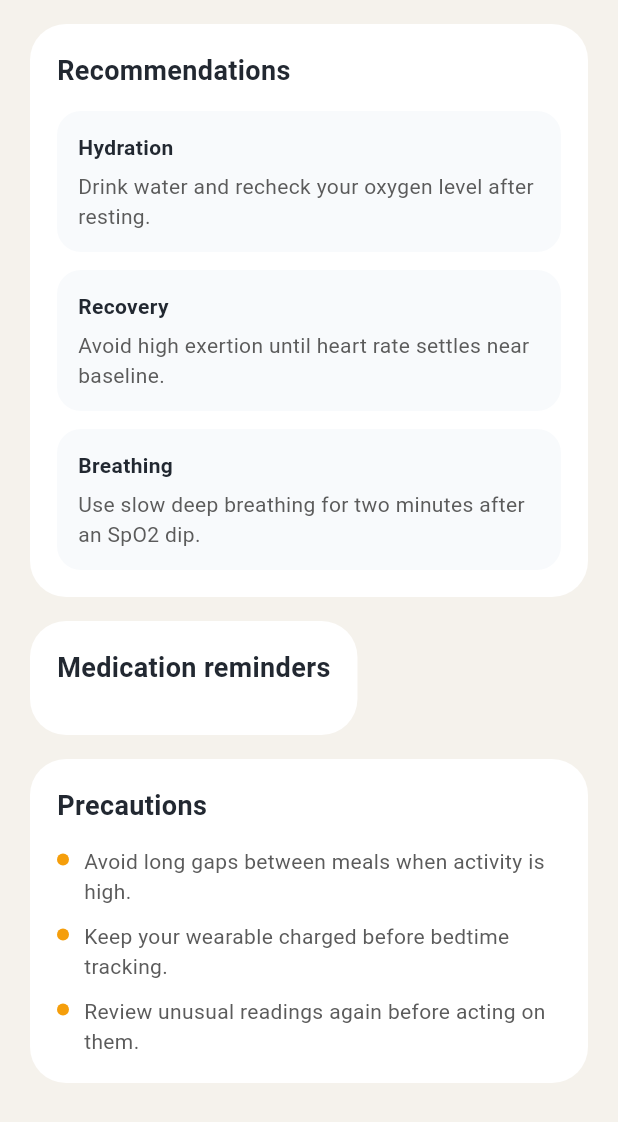
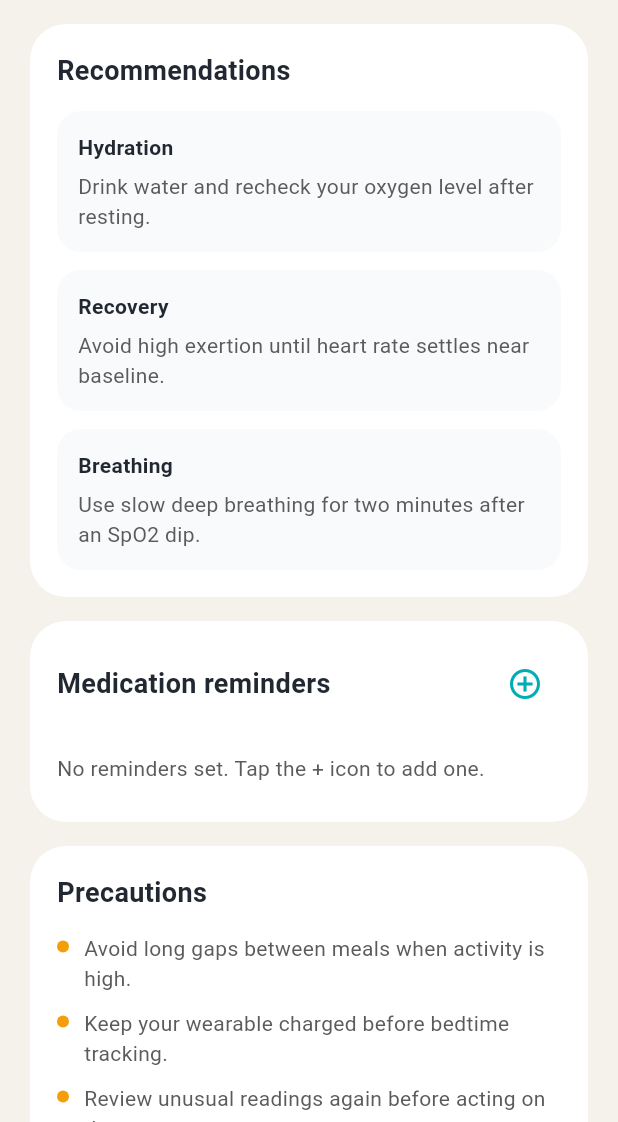
Before and after one commit to Annuuurag/health-monitor-app, a Flutter app: the CareScreen screen opened directly with empty values, on a phone screen of 412 x 824 dp, the part 114-1236 px from its top. Run offline on Flutter 3.47's test engine with Material 3 defaults, Android fonts, the phone set to English and light mode, and no system bars; our stand-ins replace flutter_local_notifications, flutter_timezone, shared_preferences, timezone; accounts and stored records are empty.

Commit message:
fixed some minor issues

```diff
--- a/lib/presentation/screens/care_screen.dart
+++ b/lib/presentation/screens/care_screen.dart
@@ -4,6 +4,7 @@ import '../../app/state/app_controller.dart';
 import '../../core/app_colors.dart';
 import '../../core/utils/formatters.dart';
 import '../../core/widgets/screen_scaffold.dart';
+import '../widgets/reminder_dialog.dart';
 
 class CareScreen extends StatelessWidget {
   const CareScreen({super.key, required this.controller});
@@ -53,14 +54,41 @@ class CareScreen extends StatelessWidget {
           const SizedBox(height: 16),
           _SectionCard(
             title: 'Medication reminders',
-            child: Column(
+            trailing: IconButton(
+              padding: EdgeInsets.zero,
+              constraints: const BoxConstraints(),
+              icon: const Icon(Icons.add_circle_outline, color: AppColors.teal),
+              onPressed: () async {
+                final newReminder = await ReminderDialog.show(context);
+                if (newReminder != null) {
+                  controller.addReminder(newReminder);
+                }
+              },
+            ),
+            child: controller.reminders.isEmpty
+                ? Padding(
+                    padding: const EdgeInsets.symmetric(vertical: 8.0),
+                    child: Text(
+                      'No reminders set. Tap the + icon to add one.',
+                      style: TextStyle(color: AppColors.secondaryText(context)),
+                    ),
+                  )
+                : Column(
                     children: controller.reminders
                         .map(
-                    (reminder) => SwitchListTile(
+                          (reminder) => Dismissible(
+                            key: ValueKey(reminder.id),
+                            direction: DismissDirection.endToStart,
+                            background: Container(
+                              alignment: Alignment.centerRight,
+                              padding: const EdgeInsets.only(right: 20),
+                              color: Colors.red.shade400,
+                              child: const Icon(Icons.delete, color: Colors.white),
+                            ),
+                            onDismissed: (_) =>
+                                controller.removeReminder(reminder.id),
+                            child: ListTile(
                               contentPadding: EdgeInsets.zero,
-                      value: reminder.enabled,
-                      onChanged: (value) =>
-                          controller.toggleReminder(reminder.id, value),
                               title: Text(
                                 reminder.title,
                                 style: TextStyle(color: AppColors.primaryText(context)),
@@ -70,6 +98,22 @@ class CareScreen extends StatelessWidget {
                                 style: TextStyle(
                                   color: AppColors.secondaryText(context),
                                 ),
+                              ),
+                              trailing: Switch(
+                                value: reminder.enabled,
+                                onChanged: (value) =>
+                                    controller.toggleReminder(reminder.id, value),
+                                activeThumbColor: AppColors.teal,
+                              ),
+                              onTap: () async {
+                                final updated = await ReminderDialog.show(
+                                  context,
+                                  reminder: reminder,
+                                );
+                                if (updated != null) {
+                                  controller.updateReminder(updated);
+                                }
+                              },
                             ),
                           ),
                         )
@@ -138,10 +182,11 @@ class _RecommendationTile extends StatelessWidget {
 }
 
 class _SectionCard extends StatelessWidget {
-  const _SectionCard({required this.title, required this.child});
+  const _SectionCard({required this.title, required this.child, this.trailing});
 
   final String title;
   final Widget child;
+  final Widget? trailing;
 
   @override
   Widget build(BuildContext context) {
@@ -154,6 +199,9 @@ class _SectionCard extends StatelessWidget {
       child: Column(
         crossAxisAlignment: CrossAxisAlignment.start,
         children: [
+          Row(
+            mainAxisAlignment: MainAxisAlignment.spaceBetween,
+            children: [
               Text(
                 title,
                 style: TextStyle(
@@ -161,6 +209,9 @@ class _SectionCard extends StatelessWidget {
                   fontSize: 18,
                   fontWeight: FontWeight.w600,
                 ),
+              ),
+              ?trailing,
+            ],
           ),
           const SizedBox(height: 14),
           child,
--- a/lib/presentation/screens/dashboard_screen.dart
+++ b/lib/presentation/screens/dashboard_screen.dart
@@ -265,6 +265,7 @@ class _AlertTile extends StatelessWidget {
         : const Color(0xFFF1F5F9);
 
     return Container(
+      width: double.infinity,
       decoration: BoxDecoration(
         color: background,
         borderRadius: BorderRadius.circular(14),
--- a/lib/presentation/screens/onboarding_screen.dart
+++ b/lib/presentation/screens/onboarding_screen.dart
@@ -1,6 +1,7 @@
 import 'package:flutter/material.dart';
 
 import '../../app/state/app_controller.dart';
+import '../../app/theme/app_theme.dart';
 import '../../core/app_colors.dart';
 
 class OnboardingScreen extends StatefulWidget {
@@ -44,7 +45,9 @@ class _OnboardingScreenState extends State<OnboardingScreen> {
   Widget build(BuildContext context) {
     final isLastPage = _currentPage == _slides.length - 1;
 
-    return Scaffold(
+    return Theme(
+      data: AppTheme.lightTheme(),
+      child: Scaffold(
         backgroundColor: AppColors.cream,
         body: SafeArea(
           child: Padding(
@@ -215,6 +218,7 @@ class _OnboardingScreenState extends State<OnboardingScreen> {
             ),
           ),
         ),
+      ),
     );
   }
 }
```
Also changed, not shown: lib/app/app.dart (+5 -3 lines), lib/app/state/app_controller.dart (+19 -3 lines), lib/core/widgets/metric_card.dart (+6 -1 lines), lib/presentation/screens/auth_screen.dart (+9 -2 lines), lib/presentation/screens/device_pairing_flow_screen.dart (+7 -4 lines), lib/presentation/screens/reports_screen.dart (+20 -4 lines), lib/presentation/screens/user_profile_screen.dart (+25 -2 lines), lib/presentation/widgets/reminder_dialog.dart (added, +175 -0 lines), 1 other file. Lines whose indentation alone changed are shown as unchanged.
